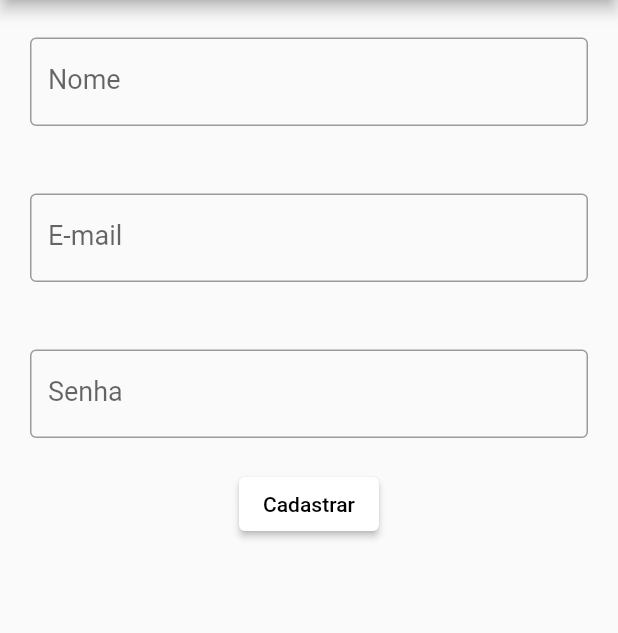
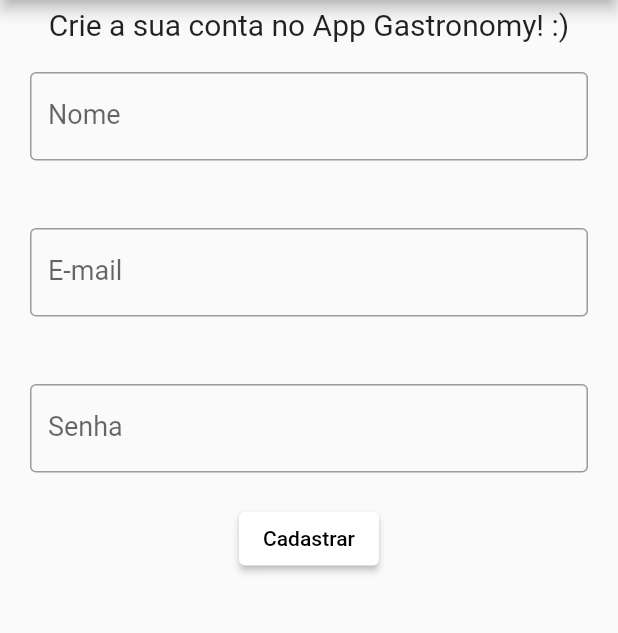
Before and after one commit to isadoradg/ProjetoPratico-app-, a Flutter app: the TelaCadastro screen opened by its route, on a phone screen of 412 x 824 dp, the part 84-717 px from its top. Run offline on Flutter 3.47's test engine with Material 2 defaults, Android fonts, the light colour scheme and no system bars.

```diff
--- a/app_projeto_pratico/lib/view/tela_cadastro.dart
+++ b/app_projeto_pratico/lib/view/tela_cadastro.dart
@@ -1,7 +1,7 @@
 // ignore_for_file: prefer_const_constructors, implementation_imports, sort_child_properties_last
 
 import 'package:flutter/material.dart';
-import 'package:app_projeto_pratico/model/cadastro.dart';
+//import 'package:app_projeto_pratico/model/cadastro.dart';
 
 class TelaCadastro extends StatefulWidget {
   const TelaCadastro({super.key});
@@ -28,6 +28,14 @@ class _TelaCadastroState extends State<TelaCadastro> {
         children: [
           SizedBox(
               height: 5,
+          ),
+
+          Center(
+            child: Text("Crie a sua conta no App Gastronomy! :)",
+              style: TextStyle(
+                fontSize: 20,
+              ),
+            ),
           ),
 
           Container(// campo de insersão do nome
@@ -80,19 +88,6 @@ class _TelaCadastroState extends State<TelaCadastro> {
               //color: const Color.fromARGB(255, 188, 138, 60),
           ),
 
-          /*TextButton(
-            onPressed: (){
-              Navigator.pop(context);
-            },
-            style: TextButton.styleFrom(
-              foregroundColor: Colors.black,
-              textStyle: const TextStyle(
-                fontSize: 10,
-              ),
-            ),
-            child: const Text("Cadastrar"),
-          ),*/
-
           ElevatedButton(
             style: ElevatedButton.styleFrom(
               backgroundColor: Colors.white,
```
